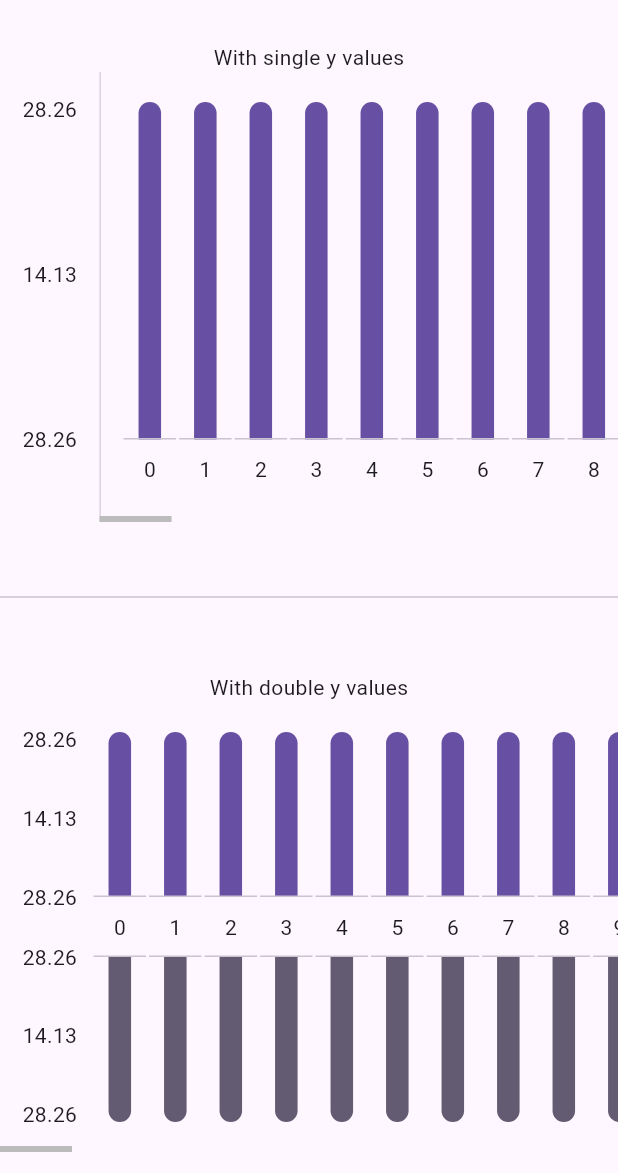
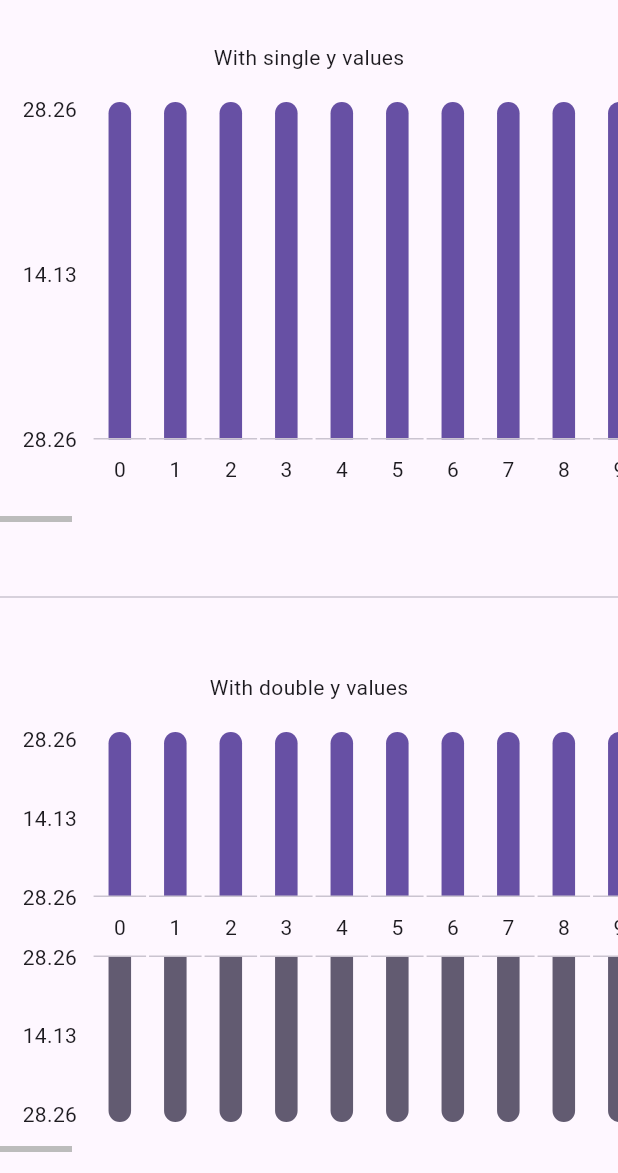
Before and after one commit to eduardoazvd17/simple_bar_chart, a Flutter app: the screen it shows after launch, on a phone screen of 412 x 824 dp, the part 63-1236 px from its top. Run offline on Flutter 3.47's test engine with Material 3 defaults, Android fonts, the phone set to English and light mode, and no system bars.

Commit message:
Reset example class

```diff
--- a/example/lib/main.dart
+++ b/example/lib/main.dart
@@ -25,13 +25,6 @@ class MyApp extends StatelessWidget {
                 children: [
                   const Text('With single y values'),
                   SimpleBarChartWidget(
-                    decoration: const SimpleBarChartDecoration(
-                      titleDecoration: SimpleBarChartTitleDecoration(
-                        fixedYTitles: true,
-                        yTitlePosition: YTitlePosition.start,
-                      ),
-                      singleBarPosition: SingleBarWidgetPosition.bottom,
-                    ),
                     data: SimpleBarChartData(
                       xValues: List.generate(100, (index) => index),
                       yValues: List.generate(
```
